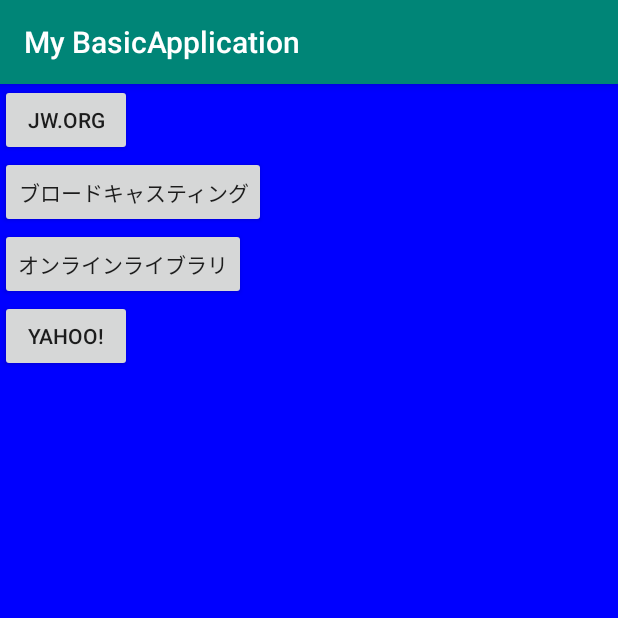
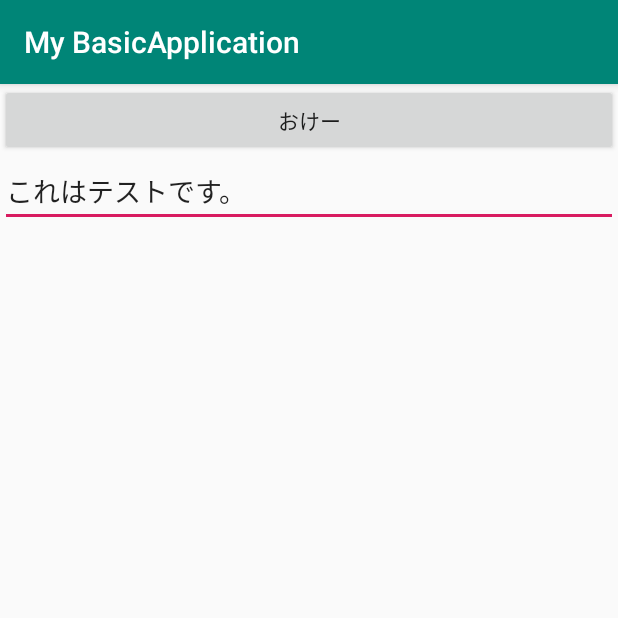
Before and after one commit to arlly/AndroidStudy, an Android app: the screen it shows after launch (MainActivity before the commit, MyActivity after it), after a tap on "YAHOO!", on a phone screen of 412 x 824 dp, the top half of it. Run offline under Robolectric (Android 15) with nearby library versions, the phone set to English and light mode, and no system bars.

Commit message:
他のアクティビティとの連動を実装した。

```diff
--- a/app/src/main/AndroidManifest.xml
+++ b/app/src/main/AndroidManifest.xml
@@ -16,6 +16,9 @@
                 <category android:name="android.intent.category.LAUNCHER" />
             </intent-filter>
         </activity>
+
+        <activity android:name=".MyActivity"/>
+
     </application>
 
 </manifest>
--- a/app/src/main/java/com/example/mybasicapplication/MainActivity.java
+++ b/app/src/main/java/com/example/mybasicapplication/MainActivity.java
@@ -25,6 +25,8 @@ public class MainActivity extends AppCompatActivity implements View.OnClickListe
     private final static String TAG_JWORG = "4";
     private final static String TAG_VOD = "5";
     private final static String TAG_OLL = "6";
+    private TextView textView;
+    private final static int REQUEST_TEXT = 0;
 
 
     @Override
@@ -41,6 +43,13 @@ public class MainActivity extends AppCompatActivity implements View.OnClickListe
         layout.addView(makeButton("ブロードキャスティング", TAG_VOD));
         layout.addView(makeButton("オンラインライブラリ", TAG_OLL));
         layout.addView(makeButton("yahoo!", TAG_WEB));
+
+        textView = new TextView(this);
+        textView.setText("これはテストです。");
+        textView.setTextColor(Color.BLACK);
+        textView.setLayoutParams(new LinearLayout.LayoutParams(WC, WC));
+        layout.addView(textView);
+
     }
 
     /**
@@ -91,8 +100,26 @@ public class MainActivity extends AppCompatActivity implements View.OnClickListe
         }
 
         if (TAG_WEB.equals(tag)) {
-            Intent intent = new Intent("android.intent.action.VIEW", Uri.parse("https://www.yahoo.co.jp"));
-            startActivity(intent);
+            //Intent intent = new Intent("android.intent.action.VIEW", Uri.parse("https://www.yahoo.co.jp"));
+            //startActivity(intent);
+
+            Intent intent = new Intent(this, MyActivity.class);
+            intent.putExtra("text", textView.getText().toString());
+            startActivityForResult(intent, REQUEST_TEXT);
         }
     }
+
+    @Override
+    protected void onActivityResult(int requestCode, int resultCode, Intent intent) {
+
+        if (requestCode == REQUEST_TEXT && resultCode == RESULT_OK) {
+            String text = "";
+            Bundle extras = intent.getExtras();
+            if (extras != null) text = extras.getString("text");
+
+            textView.setText(text);
+        }
+
+    }
+
 }
--- /dev/null
+++ b/app/src/main/java/com/example/mybasicapplication/MyActivity.java
@@ -0,0 +1,59 @@
+package com.example.mybasicapplication;
+
+import android.app.Activity;
+import android.content.Intent;
+import android.os.Bundle;
+import android.text.Layout;
+import android.view.View;
+import android.view.Window;
+import android.widget.Button;
+import android.widget.EditText;
+import android.widget.LinearLayout;
+
+import androidx.appcompat.app.AppCompatActivity;
+
+public class MyActivity extends AppCompatActivity implements View.OnClickListener{
+
+    private final static int WC = LinearLayout.LayoutParams.WRAP_CONTENT;
+    private final static int MP = LinearLayout.LayoutParams.MATCH_PARENT;
+    private EditText editText;
+
+    @Override
+    public void onCreate(Bundle savedInstanceState) {
+        super.onCreate(savedInstanceState);
+
+        requestWindowFeature(Window.FEATURE_NO_TITLE);
+
+        setResult(Activity.RESULT_CANCELED);
+
+        String text = "";
+        Bundle extras = getIntent().getExtras();
+        if (extras != null) text = extras.getString("text");
+
+        LinearLayout layout = new LinearLayout(this);
+        layout.setOrientation(LinearLayout.VERTICAL);
+        setContentView(layout);
+
+        Button button = new Button(this);
+        button.setText("おけー");
+        button.setOnClickListener(this);
+        button.setLayoutParams(new LinearLayout.LayoutParams(MP, WC));
+        layout.addView(button);
+
+        editText = new EditText(this);
+        editText.setText(text);
+        editText.setLayoutParams(new LinearLayout.LayoutParams(MP, WC));
+        layout.addView(editText);
+    }
+
+    @Override
+    public void onClick(View v) {
+        Intent intent = new Intent();
+        intent.putExtra("text", editText.getText().toString());
+        setResult(Activity.RESULT_OK, intent);
+
+        finish();
+    }
+
+
+}
```
